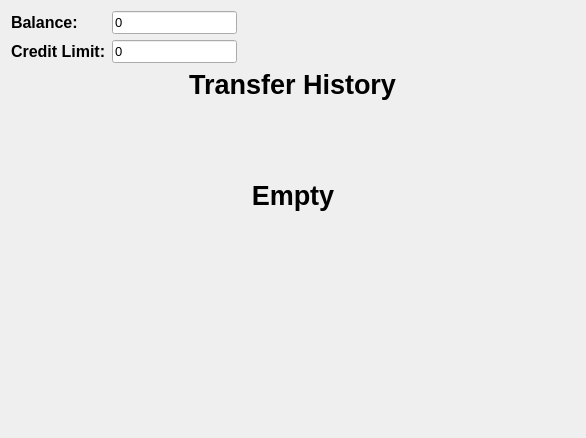
First picture: the form in ATM_Shevchenky/transfer_history.ui, repository mshevcenko/ATM_Shevchenky, before the edit.
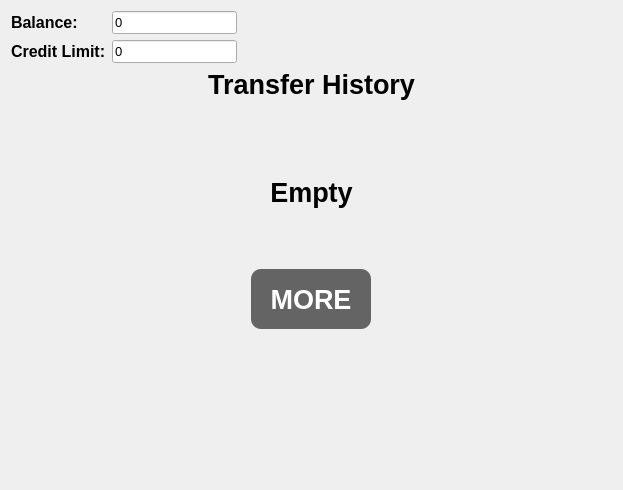
Second picture: the form after the edit. Icons and pictures are not drawn. Custom widgets are drawn as their Qt base class.

```diff
--- a/ATM_Shevchenky/transfer_history.ui
+++ b/ATM_Shevchenky/transfer_history.ui
@@ -6,8 +6,8 @@
    <rect>
     <x>0</x>
     <y>0</y>
-    <width>586</width>
-    <height>438</height>
+    <width>623</width>
+    <height>490</height>
    </rect>
   </property>
   <property name="windowTitle">
@@ -173,8 +173,8 @@
        <rect>
         <x>0</x>
         <y>0</y>
-        <width>568</width>
-        <height>318</height>
+        <width>605</width>
+        <height>370</height>
        </rect>
       </property>
       <layout class="QVBoxLayout" name="verticalLayout">
@@ -218,6 +218,42 @@
          </property>
         </widget>
        </item>
+       <item alignment="Qt::AlignHCenter">
+        <widget class="QPushButton" name="moreButton">
+         <property name="sizePolicy">
+          <sizepolicy hsizetype="Fixed" vsizetype="Fixed">
+           <horstretch>0</horstretch>
+           <verstretch>0</verstretch>
+          </sizepolicy>
+         </property>
+         <property name="minimumSize">
+          <size>
+           <width>120</width>
+           <height>60</height>
+          </size>
+         </property>
+         <property name="font">
+          <font>
+           <pointsize>20</pointsize>
+           <bold>true</bold>
+          </font>
+         </property>
+         <property name="styleSheet">
+          <string notr="true">QPushButton {
+	color: white;
+	background-color: rgb(100, 100, 100);
+	border-radius: 10px;
+}
+
+QPushButton:hover {
+	background-color: rgb(50, 50, 50);
+}</string>
+         </property>
+         <property name="text">
+          <string>MORE</string>
+         </property>
+        </widget>
+       </item>
        <item>
         <spacer name="verticalSpacer">
          <property name="orientation">
```
